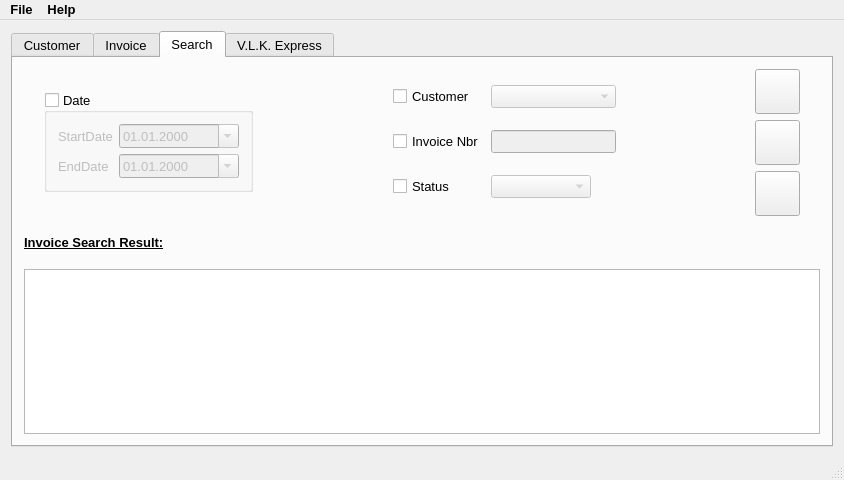
First picture: the form in mainwindow.ui, repository wangrui927/Qinvoice, before the edit.
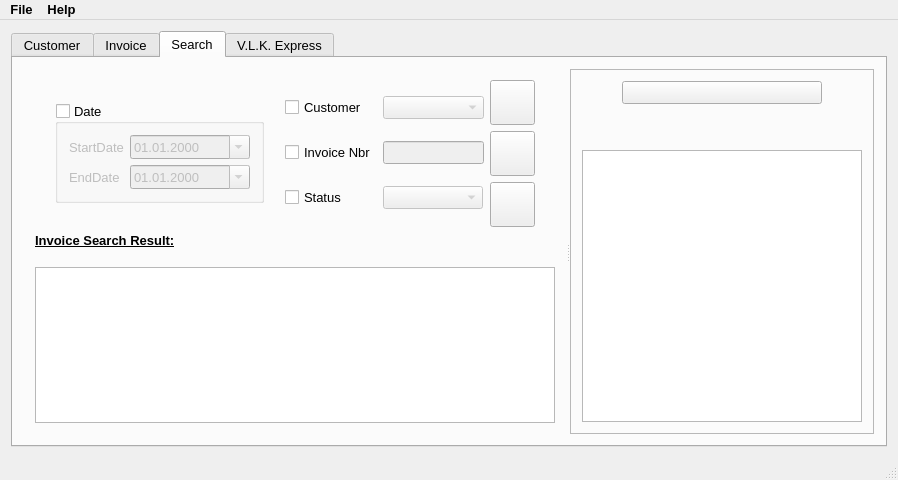
Second picture: the form after the edit. The open tabs and pages were chosen to show the change. Icons and pictures are not drawn. Custom widgets are drawn as their Qt base class.

```diff
--- a/mainwindow.ui
+++ b/mainwindow.ui
@@ -6,7 +6,7 @@
    <rect>
     <x>0</x>
     <y>0</y>
-    <width>844</width>
+    <width>898</width>
     <height>480</height>
    </rect>
   </property>
@@ -24,7 +24,7 @@
     <normaloff>:/icons/dependencies/icon/Program_icon.png</normaloff>:/icons/dependencies/icon/Program_icon.png</iconset>
   </property>
   <widget class="QWidget" name="centralWidget">
-   <layout class="QVBoxLayout" name="verticalLayout_17">
+   <layout class="QVBoxLayout" name="verticalLayout_19">
     <item>
      <widget class="QTabWidget" name="InvoiveView">
       <property name="font">
@@ -1452,7 +1452,12 @@
        </attribute>
        <layout class="QVBoxLayout" name="verticalLayout_16">
         <item>
-         <layout class="QVBoxLayout" name="verticalLayout_12">
+         <widget class="QSplitter" name="splitter">
+          <property name="orientation">
+           <enum>Qt::Horizontal</enum>
+          </property>
+          <widget class="QWidget" name="layoutWidget">
+           <layout class="QVBoxLayout" name="verticalLayout_18">
           <item>
            <layout class="QHBoxLayout" name="horizontalLayout_10">
             <item>
@@ -1742,22 +1747,6 @@
             </item>
            </layout>
           </item>
-          <item>
-           <spacer name="verticalSpacer_9">
-            <property name="orientation">
-             <enum>Qt::Vertical</enum>
-            </property>
-            <property name="sizeType">
-             <enum>QSizePolicy::Preferred</enum>
-            </property>
-            <property name="sizeHint" stdset="0">
-             <size>
-              <width>20</width>
-              <height>40</height>
-             </size>
-            </property>
-           </spacer>
-          </item>
           <item>
            <layout class="QVBoxLayout" name="verticalLayout_11">
             <item>
@@ -1791,6 +1780,8 @@
               </property>
              </spacer>
             </item>
+             </layout>
+            </item>
             <item>
              <widget class="QTableView" name="SearchInvoiceView">
               <property name="font">
@@ -1802,8 +1793,107 @@
              </widget>
             </item>
            </layout>
-          </item>
-         </layout>
+          </widget>
+          <widget class="QFrame" name="frame_3">
+           <property name="frameShape">
+            <enum>QFrame::StyledPanel</enum>
+           </property>
+           <property name="frameShadow">
+            <enum>QFrame::Sunken</enum>
+           </property>
+           <layout class="QVBoxLayout" name="verticalLayout_17">
+            <item>
+             <layout class="QVBoxLayout" name="verticalLayout_12">
+              <item>
+               <layout class="QHBoxLayout" name="horizontalLayout_9">
+                <item>
+                 <spacer name="horizontalSpacer_17">
+                  <property name="orientation">
+                   <enum>Qt::Horizontal</enum>
+                  </property>
+                  <property name="sizeType">
+                   <enum>QSizePolicy::MinimumExpanding</enum>
+                  </property>
+                  <property name="sizeHint" stdset="0">
+                   <size>
+                    <width>40</width>
+                    <height>20</height>
+                   </size>
+                  </property>
+                 </spacer>
+                </item>
+                <item>
+                 <widget class="QPushButton" name="SendRemider">
+                  <property name="minimumSize">
+                   <size>
+                    <width>200</width>
+                    <height>0</height>
+                   </size>
+                  </property>
+                  <property name="text">
+                   <string/>
+                  </property>
+                  <property name="icon">
+                   <iconset resource="invoiceressources.qrc">
+                    <normaloff>:/icons/dependencies/icon/resend-icon.png</normaloff>:/icons/dependencies/icon/resend-icon.png</iconset>
+                  </property>
+                  <property name="iconSize">
+                   <size>
+                    <width>50</width>
+                    <height>50</height>
+                   </size>
+                  </property>
+                 </widget>
+                </item>
+                <item>
+                 <spacer name="horizontalSpacer_18">
+                  <property name="orientation">
+                   <enum>Qt::Horizontal</enum>
+                  </property>
+                  <property name="sizeType">
+                   <enum>QSizePolicy::MinimumExpanding</enum>
+                  </property>
+                  <property name="sizeHint" stdset="0">
+                   <size>
+                    <width>40</width>
+                    <height>20</height>
+                   </size>
+                  </property>
+                 </spacer>
+                </item>
+               </layout>
+              </item>
+              <item>
+               <spacer name="verticalSpacer_9">
+                <property name="orientation">
+                 <enum>Qt::Vertical</enum>
+                </property>
+                <property name="sizeType">
+                 <enum>QSizePolicy::Fixed</enum>
+                </property>
+                <property name="sizeHint" stdset="0">
+                 <size>
+                  <width>20</width>
+                  <height>40</height>
+                 </size>
+                </property>
+               </spacer>
+              </item>
+              <item>
+               <widget class="QTableView" name="RelaunchInvoiceView">
+                <property name="font">
+                 <font>
+                  <weight>50</weight>
+                  <bold>false</bold>
+                 </font>
+                </property>
+               </widget>
+              </item>
+             </layout>
+            </item>
+           </layout>
+          </widget>
+         </widget>
         </item>
        </layout>
       </widget>
@@ -1906,7 +1996,7 @@
     <rect>
      <x>0</x>
      <y>0</y>
-     <width>844</width>
+     <width>898</width>
      <height>22</height>
     </rect>
    </property>
```
Left out of the diff: 2 changed lines with no effect on the pictures. Lines whose indentation alone changed are shown as unchanged.
